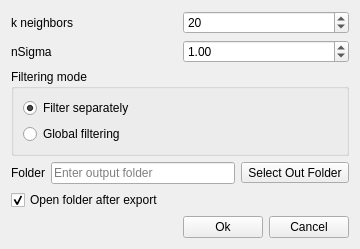
First picture: the form in src/gui/forms/DialogStatisticalOutlierFilter.ui, repository open-scan-crew/OpenScanTools, before the edit.
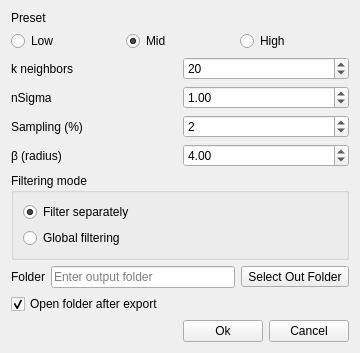
Second picture: the form after the edit. Icons and pictures are not drawn.

Commit message: Add presets and sampling controls for outlier filter

```diff
--- a/src/gui/forms/DialogStatisticalOutlierFilter.ui
+++ b/src/gui/forms/DialogStatisticalOutlierFilter.ui
@@ -14,6 +14,45 @@
    <string>Statistical Outlier Filter</string>
   </property>
   <layout class="QVBoxLayout" name="verticalLayout">
+   <item>
+    <layout class="QVBoxLayout" name="verticalLayout_preset">
+     <item>
+      <widget class="QLabel" name="label_presetTitle">
+       <property name="text">
+        <string>Preset</string>
+       </property>
+      </widget>
+     </item>
+     <item>
+      <layout class="QHBoxLayout" name="horizontalLayout_presetButtons">
+       <item>
+        <widget class="QRadioButton" name="radioButton_soLow">
+         <property name="text">
+          <string>Low</string>
+         </property>
+        </widget>
+       </item>
+       <item>
+        <widget class="QRadioButton" name="radioButton_soMid">
+         <property name="text">
+          <string>Mid</string>
+         </property>
+         <property name="checked">
+          <bool>true</bool>
+         </property>
+        </widget>
+       </item>
+       <item>
+        <widget class="QRadioButton" name="radioButton_soHigh">
+         <property name="text">
+          <string>High</string>
+         </property>
+        </widget>
+       </item>
+      </layout>
+     </item>
+    </layout>
+   </item>
    <item>
     <layout class="QGridLayout" name="gridLayout">
      <item row="0" column="0">
@@ -26,10 +65,10 @@
      <item row="0" column="1">
       <widget class="QSpinBox" name="spinBox_kNeighbors">
        <property name="minimum">
-        <number>1</number>
+        <number>6</number>
        </property>
        <property name="maximum">
-        <number>128</number>
+        <number>40</number>
        </property>
        <property name="value">
         <number>20</number>
@@ -46,10 +85,10 @@
      <item row="1" column="1">
       <widget class="QDoubleSpinBox" name="doubleSpinBox_nSigma">
        <property name="minimum">
-        <double>0.100000000000000</double>
+        <double>0.600000000000000</double>
        </property>
        <property name="maximum">
-        <double>5.000000000000000</double>
+        <double>3.000000000000000</double>
        </property>
        <property name="singleStep">
         <double>0.100000000000000</double>
@@ -59,6 +98,49 @@
        </property>
       </widget>
      </item>
+     <item row="2" column="0">
+      <widget class="QLabel" name="label_soSampling">
+       <property name="text">
+        <string>Sampling (%)</string>
+       </property>
+      </widget>
+     </item>
+     <item row="2" column="1">
+      <widget class="QSpinBox" name="spinBox_soSampling">
+       <property name="minimum">
+        <number>1</number>
+       </property>
+       <property name="maximum">
+        <number>10</number>
+       </property>
+       <property name="value">
+        <number>2</number>
+       </property>
+      </widget>
+     </item>
+     <item row="3" column="0">
+      <widget class="QLabel" name="label_soBeta">
+       <property name="text">
+        <string>β (radius)</string>
+       </property>
+      </widget>
+     </item>
+     <item row="3" column="1">
+      <widget class="QDoubleSpinBox" name="doubleSpinBox_soBeta">
+       <property name="minimum">
+        <double>2.000000000000000</double>
+       </property>
+       <property name="maximum">
+        <double>6.000000000000000</double>
+       </property>
+       <property name="singleStep">
+        <double>0.100000000000000</double>
+       </property>
+       <property name="value">
+        <double>4.000000000000000</double>
+       </property>
+      </widget>
+     </item>
     </layout>
    </item>
    <item>
```
The commit also changes 10 other files.
